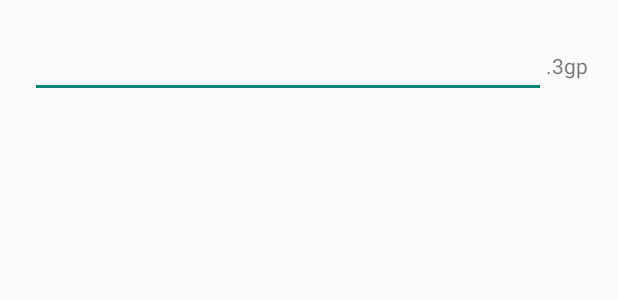
After one commit to DavidPU1997/Sound_Recorder, an Android app: the layout dialog_name_file_delete.xml on its own in the app's theme, with its tools: preview values and no code run, on a phone screen of 412 x 824 dp. The commit adds this screen. Shown: the top 300 px of the screen. Run offline under Robolectric (Android 15) with nearby library versions, the phone set to English and light mode, and no system bars.

Commit message:
- kr neki 2

```diff
--- /dev/null
+++ b/app/src/main/res/layout/dialog_name_file_delete.xml
@@ -0,0 +1,22 @@
+<?xml version="1.0" encoding="utf-8"?>
+<LinearLayout xmlns:android="http://schemas.android.com/apk/res/android"
+    android:orientation="horizontal" android:layout_width="match_parent"
+    android:layout_height="wrap_content"
+    android:layout_centerHorizontal="true"
+    android:padding="20dp">
+
+    <EditText
+        android:id="@+id/delete_question"
+        android:selectAllOnFocus="true"
+        android:digits="0123456789 qwertzuiopasdfghjklyxcvbnmQWERTZUIOPASDFGHJKLYXCVBNM"
+        android:layout_weight="1"
+        android:layout_width="0dp"
+        android:layout_height="wrap_content" />
+
+    <TextView
+        android:text=".3gp"
+        android:id="@+id/textView"
+        android:layout_width="wrap_content"
+        android:layout_height="wrap_content" />
+
+</LinearLayout>
--- a/app/src/main/res/values/strings.xml
+++ b/app/src/main/res/values/strings.xml
@@ -20,4 +20,6 @@
     <string name="deleteRecordings">delete</string>
     <string name="Delete">Delete</string>
     <string name="dialog_action_cancel">Cancel</string>
+    <string name="delete_question_a">Delete this file?</string>
+    <string name="dialog_action_cancel_yes">Cancel</string>
 </resources>
```
Also changed, not shown: app/src/main/java/com/efeproductions/soundrecorder/PlaybackActivity.java (+55 -5 lines).
